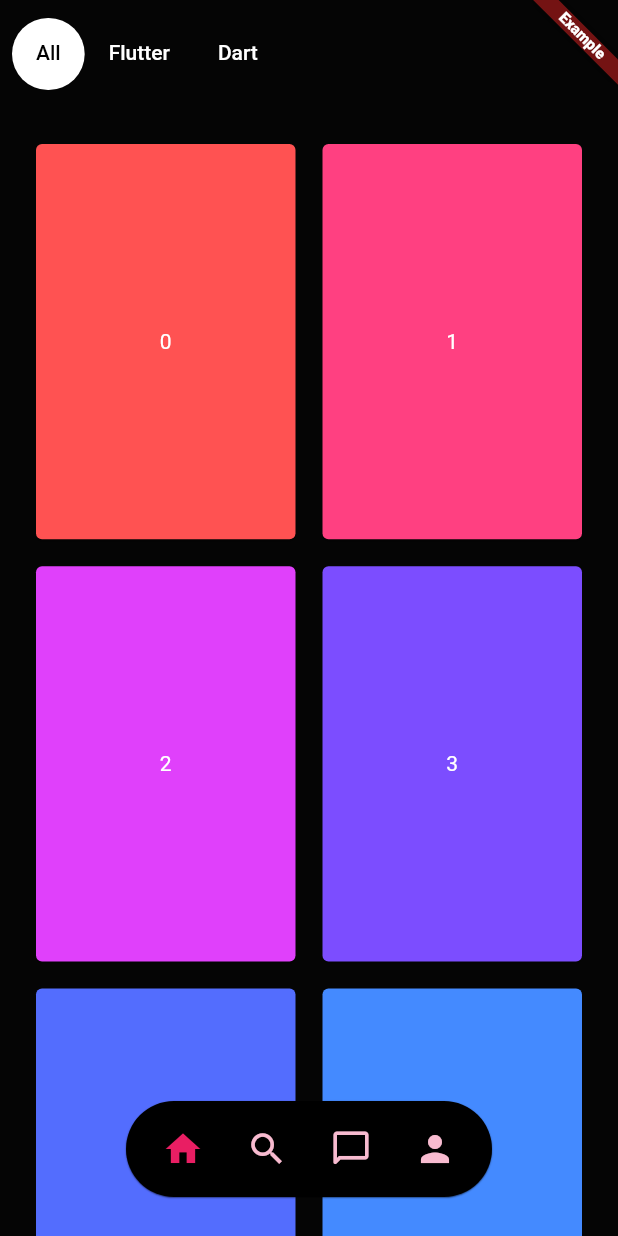
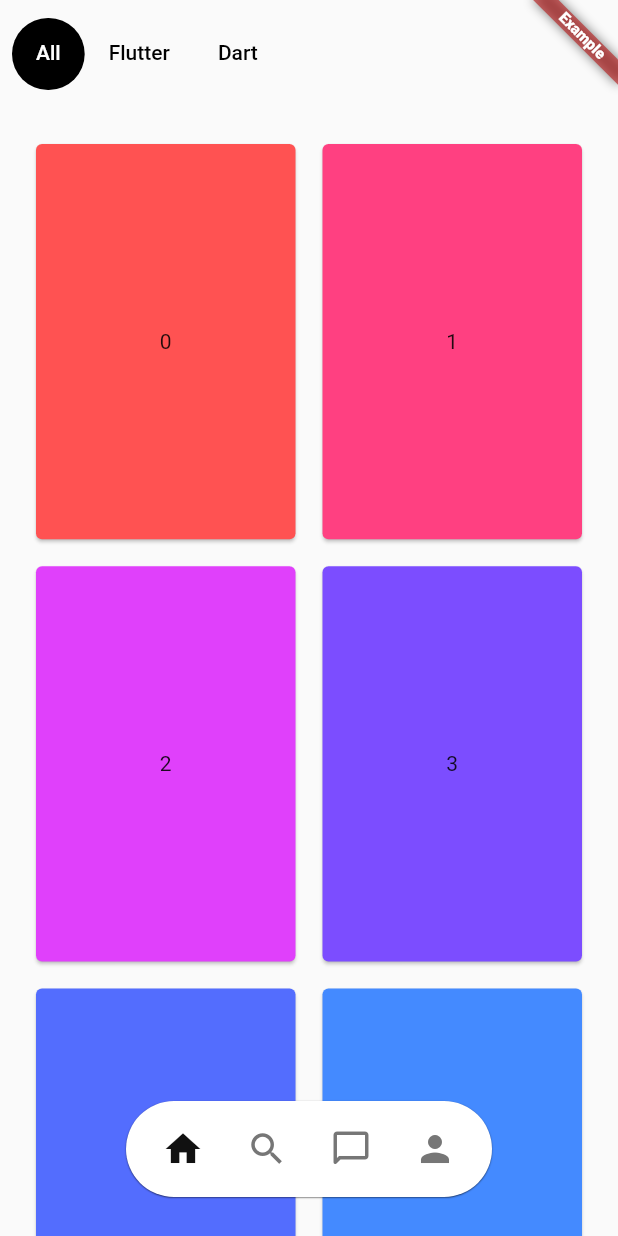
Before and after one commit to NeatFastro/pinterest_nav_bar, a Flutter app: the screen it shows after launch, on a phone screen of 412 x 824 dp. Run offline on Flutter 3.47's test engine with Material 2 defaults, Android fonts, the phone set to English and light mode, and no system bars.

Commit message:
improved readme file

```diff
--- a/example/lib/main.dart
+++ b/example/lib/main.dart
@@ -12,18 +12,16 @@ class MyApp extends StatelessWidget {
     return PinterestNavBarController(
       child: MaterialApp(
         title: 'Pinterest Nav Bar Example',
-        debugShowCheckedModeBanner: false,
-        themeMode: ThemeMode.dark,
+        home: Pages(),
         theme: ThemeData(
           brightness: Brightness.light,
-          primaryColor: Colors.white,
-          accentColor: Colors.orangeAccent,
-          scaffoldBackgroundColor: Colors.grey.shade100,
-          bottomNavigationBarTheme: BottomNavigationBarThemeData(
-            backgroundColor: Colors.white,
-            selectedItemColor: Colors.orange,
-            unselectedItemColor: Colors.orange[100],
-          ),
+          // primaryColor: Colors.white,
+          // scaffoldBackgroundColor: Colors.grey.shade100,
+          // bottomNavigationBarTheme: BottomNavigationBarThemeData(
+          //   backgroundColor: Colors.white,
+          //   selectedItemColor: Colors.orange,
+          //   unselectedItemColor: Colors.orange[100],
+          // ),
           tabBarTheme: TabBarTheme(
             indicator: BoxDecoration(
               color: Colors.black,
@@ -35,14 +33,13 @@ class MyApp extends StatelessWidget {
         ),
         darkTheme: ThemeData(
           brightness: Brightness.dark,
-          primaryColor: Colors.black,
-          accentColor: Colors.pinkAccent,
-          scaffoldBackgroundColor: Colors.black87,
-          bottomNavigationBarTheme: BottomNavigationBarThemeData(
-            backgroundColor: Colors.black,
-            selectedItemColor: Colors.pink,
-            unselectedItemColor: Colors.pink[100],
-          ),
+        //   primaryColor: Colors.black,
+        //   scaffoldBackgroundColor: Colors.black87,
+        //   bottomNavigationBarTheme: BottomNavigationBarThemeData(
+        //     backgroundColor: Colors.black,
+        //     selectedItemColor: Colors.pink,
+        //     unselectedItemColor: Colors.pink[100],
+        //   ),
           tabBarTheme: TabBarTheme(
             indicator: BoxDecoration(
               color: Colors.white,
@@ -52,7 +49,6 @@ class MyApp extends StatelessWidget {
             unselectedLabelColor: Colors.white,
           ),
         ),
-        home: Pages(),
       ),
     );
   }
```
Also changed, not shown: lib/pinterest_nav_bar.dart (+30 -0 lines), example/firebase.json (added), 3 other files.
